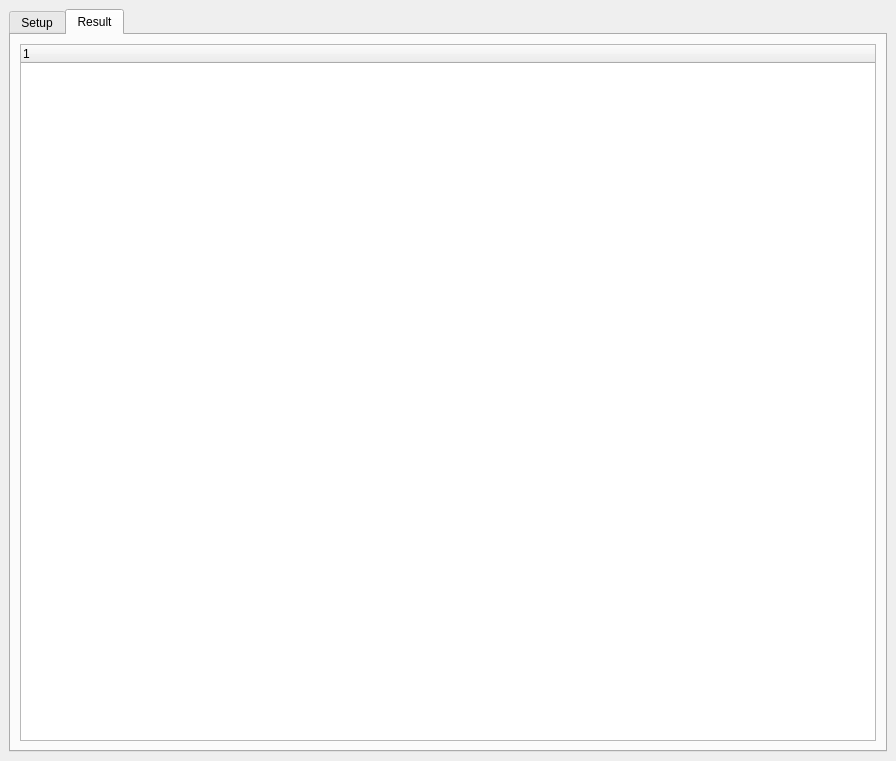
First picture: the form in extensions/bf_sersSubstrate_coorGen/bf_sersSubstrate_coorGen.ui, repository The-Thomas-Lab-UCL/orm-iris, before the edit.
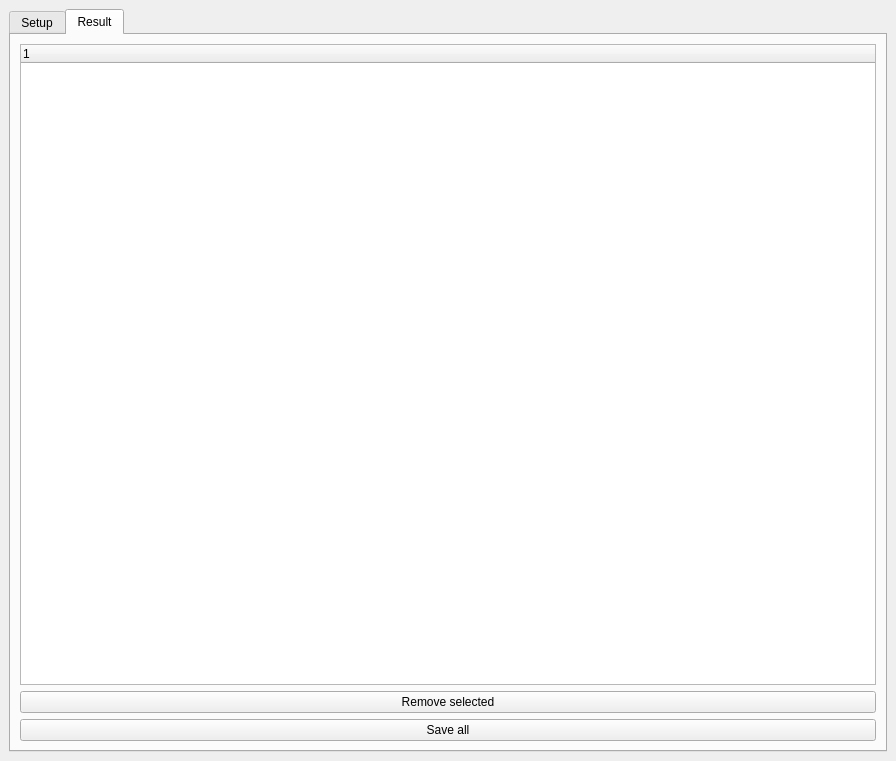
Second picture: the form after the edit. The open tabs and pages were chosen to show the change.

```diff
--- a/extensions/bf_sersSubstrate_coorGen/bf_sersSubstrate_coorGen.ui
+++ b/extensions/bf_sersSubstrate_coorGen/bf_sersSubstrate_coorGen.ui
@@ -61,6 +61,12 @@
              <layout class="QVBoxLayout" name="verticalLayout_7">
               <item>
                <widget class="QTreeWidget" name="tree_result">
+                <property name="sizePolicy">
+                 <sizepolicy hsizetype="Minimum" vsizetype="Expanding">
+                  <horstretch>0</horstretch>
+                  <verstretch>0</verstretch>
+                 </sizepolicy>
+                </property>
                 <column>
                  <property name="text">
                   <string notr="true">1</string>
@@ -68,6 +74,20 @@
                 </column>
                </widget>
               </item>
+              <item>
+               <widget class="QPushButton" name="btn_remove">
+                <property name="text">
+                 <string>Remove selected</string>
+                </property>
+               </widget>
+              </item>
+              <item>
+               <widget class="QPushButton" name="btn_saveall">
+                <property name="text">
+                 <string>Save all</string>
+                </property>
+               </widget>
+              </item>
              </layout>
             </item>
             <item>
```
Left out of the diff: 25 changed lines with no effect on the pictures.
